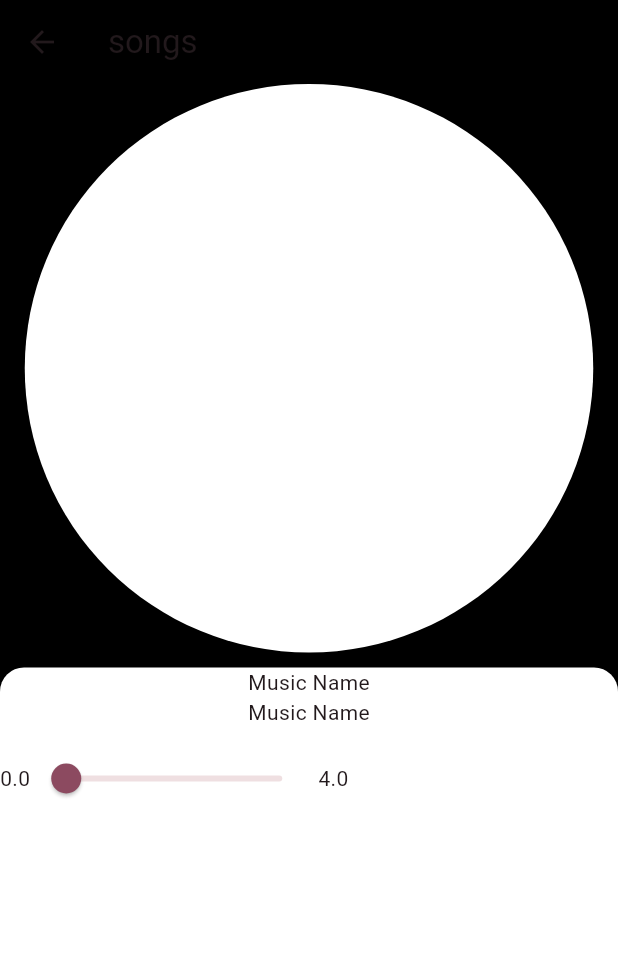
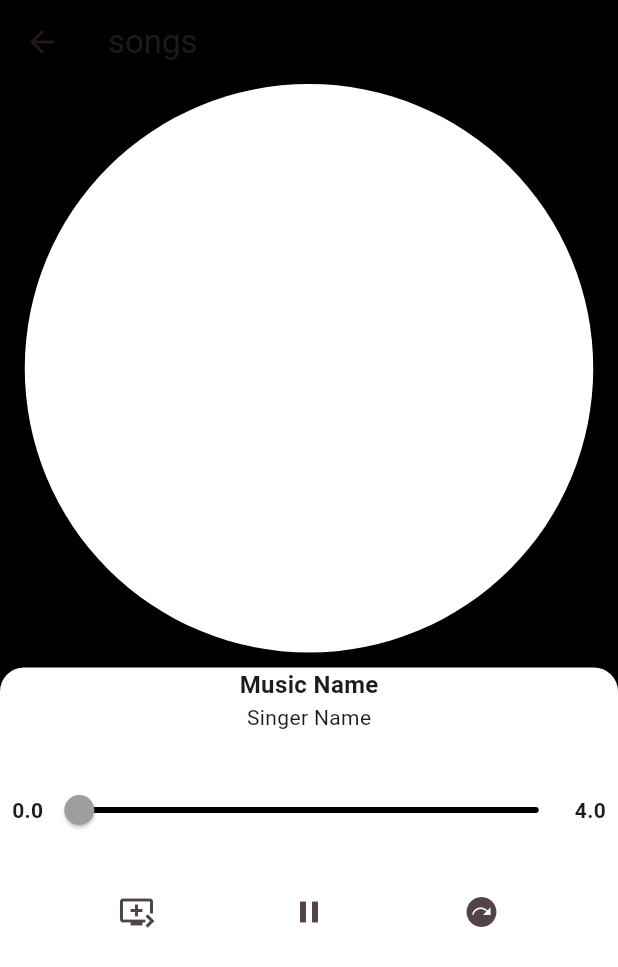
Before and after one commit to puskottampandey/MusicApp, a Flutter app: the PlayerScreen screen opened directly with empty values, on a phone screen of 412 x 824 dp. Shown: the top 967 px of the screen. Run offline on Flutter 3.47's test engine with Material 2 defaults, Android fonts, the phone set to English and light mode, and no system bars; our stand-ins replace just_audio, on_audio_query, permission_handler.

Commit message:
musicplayer Screen  UI

```diff
--- a/lib/views/musicplayer_screen.dart
+++ b/lib/views/musicplayer_screen.dart
@@ -42,21 +42,69 @@ class _PlayerScreenState extends State<PlayerScreen> {
               children: [
                 const Text(
                   "Music Name",
+                  style: TextStyle(
+                    fontSize: 16,
+                    fontWeight: FontWeight.bold,
+                  ),
                 ),
                 const Text(
-                  "Music Name",
+                  "Singer Name",
                 ),
                 const SizedBox(
-                  height: 10,
+                  height: 20,
+                ),
+                Padding(
+                  padding: const EdgeInsets.all(8.0),
+                  child: Row(
+                    mainAxisAlignment: MainAxisAlignment.center,
+                    children: [
+                      const Text(
+                        "0.0",
+                        style: TextStyle(
+                          fontWeight: FontWeight.bold,
+                        ),
+                      ),
+                      Expanded(
+                        child: Slider(
+                          inactiveColor: Colors.black,
+                          thumbColor: Colors.grey,
+                          value: 0,
+                          onChanged: (newvalue) {},
+                        ),
+                      ),
+                      const Text(
+                        "4.0",
+                        style: TextStyle(
+                          fontWeight: FontWeight.bold,
+                        ),
+                      ),
+                    ],
+                  ),
+                ),
+                const SizedBox(
+                  height: 12,
                 ),
                 Row(
+                  mainAxisAlignment: MainAxisAlignment.spaceEvenly,
                   children: [
-                    const Text("0.0"),
-                    Slider(
-                      value: 0,
-                      onChanged: (newvalue) {},
+                    IconButton(
+                      onPressed: () {},
+                      icon: const Icon(
+                        Icons.queue_play_next,
+                      ),
                     ),
-                    const Text("4.0"),
+                    IconButton(
+                      onPressed: () {},
+                      icon: const Icon(
+                        Icons.pause,
+                      ),
+                    ),
+                    IconButton(
+                      onPressed: () {},
+                      icon: const Icon(
+                        Icons.next_plan,
+                      ),
+                    ),
                   ],
                 )
               ],
```
